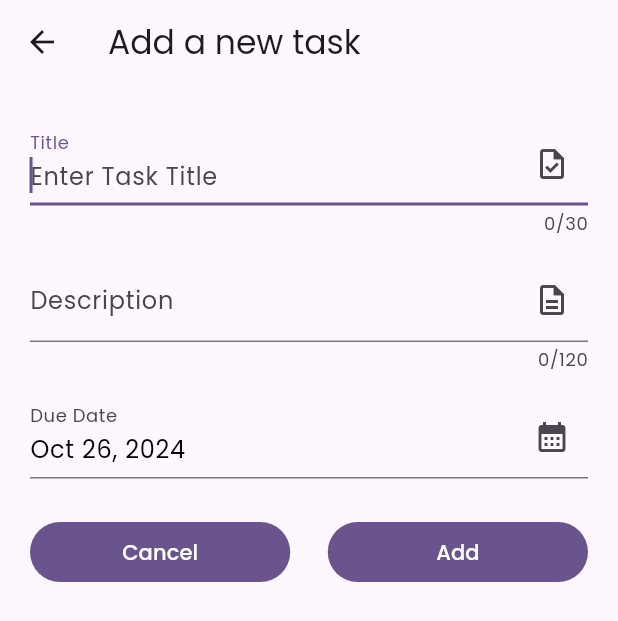
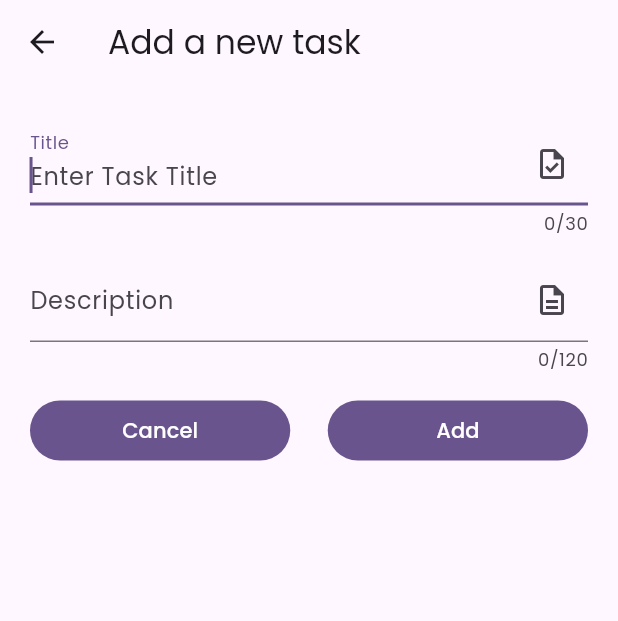
Before and after one commit to 13ARUN/Todo-Flutter, a Flutter app: the screen it shows after launch, after a tap on the "add" icon, on a phone screen of 412 x 824 dp. Shown: the top 621 px of the screen. Run offline on Flutter 3.47's test engine with Material 3 defaults, Android fonts, the phone set to English and light mode, and no system bars; our stand-ins replace dio, flutter_riverpod, google_fonts, logger, share_plus, shared_preferences and 2 more; accounts and stored records are empty; network calls fail.

Commit message:
removed due date field

```diff
--- a/todo/lib/pages/task_input_page/task_input.dart
+++ b/todo/lib/pages/task_input_page/task_input.dart
@@ -1,12 +1,11 @@
 import 'package:flutter/material.dart';
+import 'package:flutter_riverpod/flutter_riverpod.dart';
 import 'package:intl/intl.dart';
 import 'package:todo/models/task_model.dart';
-import 'package:flutter_riverpod/flutter_riverpod.dart';
+import 'package:todo/services/providers/tasks_provider.dart';
 import 'package:todo/utils/logger/logger.dart';
-import 'package:todo/services/providers/tasks_provider.dart';
 
 part 'buttons.dart';
-part 'date_picker.dart';
 part 'form_fields.dart';
 
 class TaskInput extends ConsumerStatefulWidget {
@@ -19,8 +18,6 @@ class TaskInput extends ConsumerStatefulWidget {
   final String action;
   final TaskModel? task;
 
-
-
   @override
   ConsumerState<TaskInput> createState() => _TaskInputState();
 }
@@ -29,7 +26,6 @@ class _TaskInputState extends ConsumerState<TaskInput> {
   final _formGlobalKey = GlobalKey<FormState>();
   final _titleController = TextEditingController();
   final _descriptionController = TextEditingController();
-  final _dueDateController = TextEditingController();
 
   static final logger = getLogger('_TaskInputState');
 
@@ -43,7 +39,6 @@ class _TaskInputState extends ConsumerState<TaskInput> {
   void dispose() {
     _titleController.dispose();
     _descriptionController.dispose();
-    _dueDateController.dispose();
     super.dispose();
   }
 
@@ -52,10 +47,12 @@ class _TaskInputState extends ConsumerState<TaskInput> {
       final task = widget.task!;
       _titleController.text = task.title;
       _descriptionController.text = task.description;
-      _dueDateController.text = task.date;
-    } else {
-      _dueDateController.text = _formatDate(DateTime.now());
     }
+  }
+
+  String _formatDate(DateTime date) {
+    final DateFormat formatter = DateFormat('MMM dd, yyyy');
+    return formatter.format(date);
   }
 
   //* Return Task Inputs
@@ -63,13 +60,14 @@ class _TaskInputState extends ConsumerState<TaskInput> {
     logger.t("Executing _submitTaskData method");
     final enteredTitle = _titleController.text.trim();
     final enteredDescription = _descriptionController.text.trim();
-    final selectedDate = _dueDateController.text;
 
     final taskToReturn = TaskModel(
       id: widget.action == 'add' ? DateTime.now().toString() : widget.task!.id,
       title: enteredTitle,
       description: enteredDescription,
-      date: selectedDate,
+      date: widget.action == 'add'
+          ? _formatDate(DateTime.now())
+          : widget.task!.date,
       isCompleted: widget.action == 'add' ? false : widget.task!.isCompleted,
     );
 
@@ -110,15 +108,6 @@ class _TaskInputState extends ConsumerState<TaskInput> {
                     _descriptionController,
                   ),
                   const SizedBox(height: 15),
-                  // Task Due Date field
-                  buildDueDateField(
-                    _dueDateController,
-                    () => _selectDate(
-                      context,
-                      _dueDateController,
-                    ),
-                  ),
-                  const SizedBox(height: 25),
                   // Task Form Buttons
                   buildFormButtons(
                     context,
```
Also changed, not shown: todo/lib/pages/task_input_page/date_picker.dart (deleted, +0 -21 lines).
